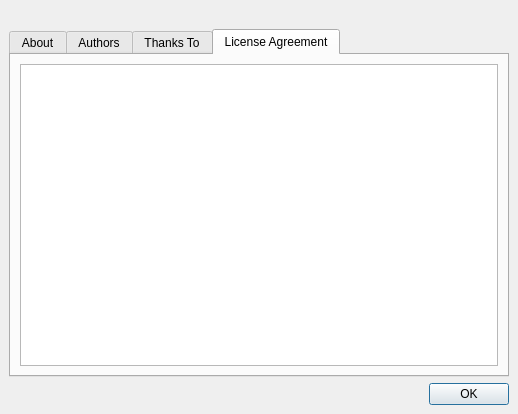
First picture: the form in src/ui/forms/aboutdialog.ui, repository ksv1986/qmmp-staging, before the edit.
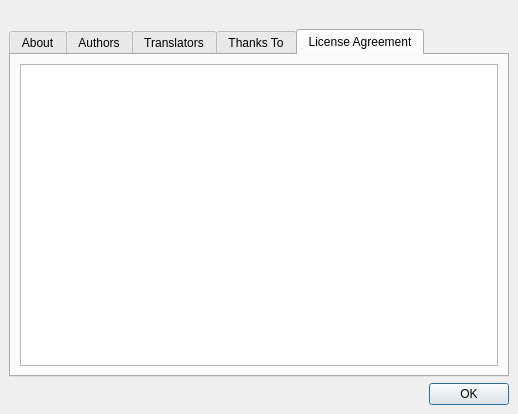
Second picture: the form after the edit. The open tabs and pages were chosen to show the change. Icons and pictures are not drawn.

Commit message: about dialog changes

```diff
--- a/src/ui/forms/aboutdialog.ui
+++ b/src/ui/forms/aboutdialog.ui
@@ -77,6 +77,16 @@
        </item>
       </layout>
      </widget>
+     <widget class="QWidget" name="tab" >
+      <attribute name="title" >
+       <string>Translators</string>
+      </attribute>
+      <layout class="QVBoxLayout" >
+       <item>
+        <widget class="QTextEdit" name="textEdit" />
+       </item>
+      </layout>
+     </widget>
      <widget class="QWidget" name="thanksToTab" >
       <attribute name="title" >
        <string>Thanks To</string>
```
Left out of the diff: 82 changed lines with no effect on the pictures. The commit also changes 4 other files.
